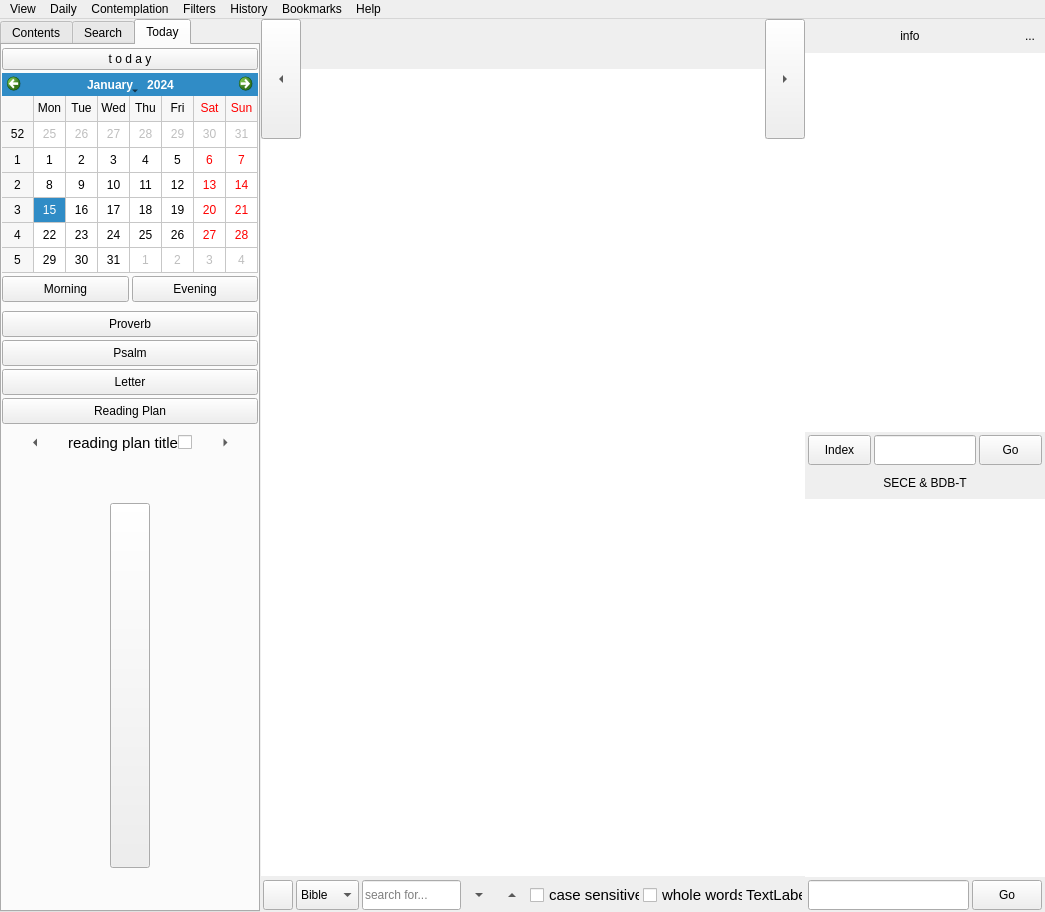
The window that mainwindow.ui (Anchorm/SoulAnchor) describes before a commit, drawn with Qt 5.
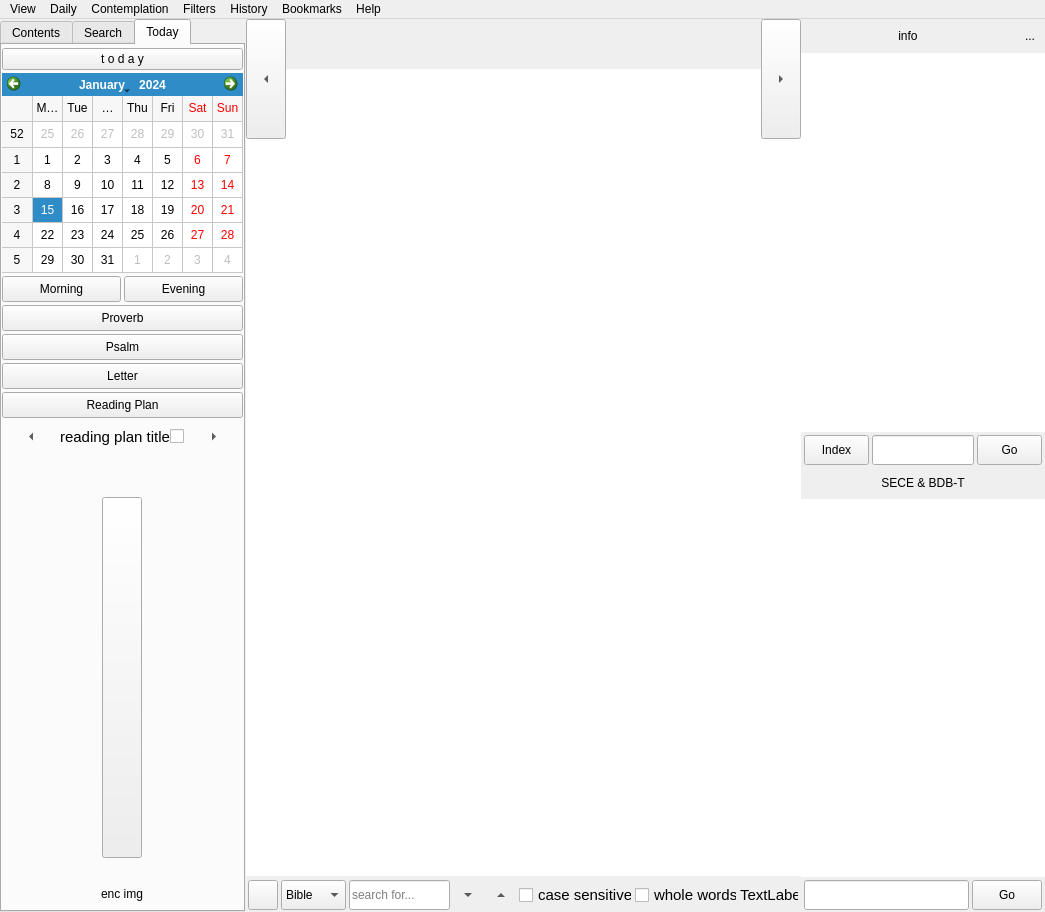
The same window after the commit. Icons and pictures are not drawn.

The edit to the form file:
```diff
--- a/mainwindow.ui
+++ b/mainwindow.ui
@@ -878,19 +878,6 @@
               </item>
              </layout>
             </item>
-            <item>
-             <spacer name="verticalSpacer_2">
-              <property name="orientation">
-               <enum>Qt::Vertical</enum>
-              </property>
-              <property name="sizeHint" stdset="0">
-               <size>
-                <width>20</width>
-                <height>6</height>
-               </size>
-              </property>
-             </spacer>
-            </item>
             <item>
              <widget class="QPushButton" name="btn_daily_proverb">
               <property name="sizePolicy">
@@ -1293,16 +1280,10 @@
              <verstretch>1</verstretch>
             </sizepolicy>
            </property>
-           <property name="minimumSize">
-            <size>
-             <width>0</width>
-             <height>200</height>
-            </size>
-           </property>
            <property name="maximumSize">
             <size>
-             <width>500</width>
-             <height>99999</height>
+             <width>230</width>
+             <height>16777215</height>
             </size>
            </property>
            <property name="font">
@@ -1320,6 +1301,9 @@
            <property name="styleSheet">
             <string notr="true"/>
            </property>
+           <property name="text">
+            <string/>
+           </property>
           </widget>
          </item>
          <item>
@@ -1333,7 +1317,7 @@
            <property name="sizeHint" stdset="0">
             <size>
              <width>20</width>
-             <height>10</height>
+             <height>20</height>
             </size>
            </property>
           </spacer>
@@ -1371,7 +1355,7 @@
             <enum>Qt::CustomContextMenu</enum>
            </property>
            <property name="text">
-            <string notr="true"/>
+            <string notr="true">enc img</string>
            </property>
            <property name="flat">
             <bool>true</bool>
@@ -1390,7 +1374,7 @@
        </property>
        <property name="sizePolicy">
         <sizepolicy hsizetype="Preferred" vsizetype="Preferred">
-         <horstretch>1</horstretch>
+         <horstretch>0</horstretch>
          <verstretch>0</verstretch>
         </sizepolicy>
        </property>
@@ -1421,9 +1405,6 @@
        <property name="contextMenuPolicy">
         <enum>Qt::CustomContextMenu</enum>
        </property>
-       <property name="autoFillBackground">
-        <bool>false</bool>
-       </property>
        <property name="frameShape">
         <enum>QFrame::NoFrame</enum>
        </property>
@@ -1576,12 +1557,6 @@
                 </property>
                 <item row="1" column="1">
                  <widget class="QListWidget" name="lw_chapters">
-                  <property name="sizePolicy">
-                   <sizepolicy hsizetype="Preferred" vsizetype="Preferred">
-                    <horstretch>0</horstretch>
-                    <verstretch>0</verstretch>
-                   </sizepolicy>
-                  </property>
                   <property name="minimumSize">
                    <size>
                     <width>30</width>
@@ -1779,29 +1754,6 @@
                  <verstretch>0</verstretch>
                 </sizepolicy>
                </property>
-               <property name="minimumSize">
-                <size>
-                 <width>0</width>
-                 <height>0</height>
-                </size>
-               </property>
-               <property name="maximumSize">
-                <size>
-                 <width>16777215</width>
-                 <height>16777215</height>
-                </size>
-               </property>
-               <property name="sizeIncrement">
-                <size>
-                 <width>0</width>
-                 <height>0</height>
-                </size>
-               </property>
-               <property name="font">
-                <font>
-                 <family>Bitstream Vera Sans</family>
-                </font>
-               </property>
                <property name="contextMenuPolicy">
                 <enum>Qt::NoContextMenu</enum>
                </property>
```
Left out of the diff: 215 changed lines with no effect on the pictures.
